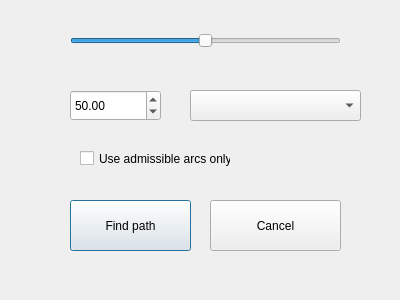
kowalikw/ParkingSimulator, file source/ParkingSimulator/ParkingSimulator/FindPath.ui: the form before one commit.
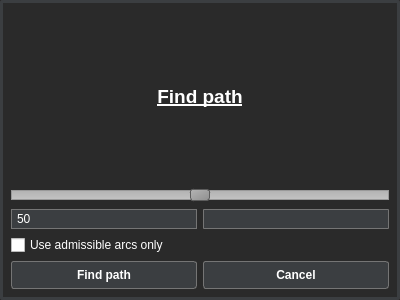
The form after the commit. Icons and pictures are not drawn.

What changed in the file:
```diff
--- a/source/ParkingSimulator/ParkingSimulator/FindPath.ui
+++ b/source/ParkingSimulator/ParkingSimulator/FindPath.ui
@@ -13,90 +13,224 @@
   <property name="windowTitle">
    <string>FindPath</string>
   </property>
-  <widget class="QPushButton" name="btnFindPath">
-   <property name="geometry">
-    <rect>
-     <x>70</x>
-     <y>200</y>
-     <width>121</width>
-     <height>51</height>
-    </rect>
-   </property>
-   <property name="text">
-    <string>Find path</string>
-   </property>
-  </widget>
-  <widget class="QPushButton" name="btnCancel">
-   <property name="geometry">
-    <rect>
-     <x>210</x>
-     <y>200</y>
-     <width>131</width>
-     <height>51</height>
-    </rect>
-   </property>
-   <property name="text">
-    <string>Cancel</string>
-   </property>
-  </widget>
-  <widget class="QDoubleSpinBox" name="expandSizePercent">
-   <property name="geometry">
-    <rect>
-     <x>70</x>
-     <y>90</y>
-     <width>91</width>
-     <height>31</height>
-    </rect>
-   </property>
-   <property name="maximum">
-    <double>100.000000000000000</double>
-   </property>
-   <property name="value">
-    <double>50.000000000000000</double>
-   </property>
-  </widget>
-  <widget class="QComboBox" name="comboBoxAlgorithm">
-   <property name="geometry">
-    <rect>
-     <x>190</x>
-     <y>90</y>
-     <width>171</width>
-     <height>31</height>
-    </rect>
-   </property>
-  </widget>
-  <widget class="QCheckBox" name="checkBoxAdmissibleArcsOnly">
-   <property name="geometry">
-    <rect>
-     <x>80</x>
-     <y>150</y>
-     <width>151</width>
-     <height>17</height>
-    </rect>
-   </property>
-   <property name="text">
-    <string>Use admissible arcs only</string>
-   </property>
-  </widget>
-  <widget class="QSlider" name="sliderCollisionDetectionDensity">
-   <property name="geometry">
-    <rect>
-     <x>70</x>
-     <y>30</y>
-     <width>271</width>
-     <height>22</height>
-    </rect>
-   </property>
-   <property name="maximum">
-    <number>100</number>
-   </property>
-   <property name="value">
-    <number>50</number>
-   </property>
-   <property name="orientation">
-    <enum>Qt::Horizontal</enum>
-   </property>
-  </widget>
+  <property name="styleSheet">
+   <string notr="true">QDialog {
+	background-color: #2a2a2a;
+	border: 3px solid #3b3e41;
+	border-radius: 3px;
+}
+
+QPushButton#btnFindPath, QPushButton#btnCancel {
+    background-color: #3b3e41;
+    border-radius: 3px;
+    border: 1px solid #757575;
+    font: bold 12px;
+	color: white;
+    min-width: 6em;
+    padding: 6px;
+}
+
+QPushButton#btnFindPath:hover, QPushButton#btnCancel:hover {
+    background-color: #85b448;
+	cursor: pointer;
+}
+
+QPushButton#btnFindPath:pressed, QPushButton#btnCancel:pressed {
+    background-color: #d86a39;
+}
+
+QSpinBox {
+    padding-right: 15px; /* make room for the arrows */
+	background-color: #3b3e41;
+    border: 1px solid #757575;
+	border-radius: 0px;
+	padding: 1px 3px;
+	color: white;
+}
+
+QSpinBox::up-button {
+    subcontrol-origin: border;
+    subcontrol-position: top right; /* position at the top right corner */
+    width: 16px; /* 16 + 2*1px border-width = 15px padding + 3px parent border */
+    border: 0px;
+}
+
+QSpinBox::up-arrow {
+    image: url(Resources/arrow_up.png);
+    width: 12px;
+    height: 12px;
+	padding-top: 3px;
+	padding-right: 3px;
+}
+
+QSpinBox::up-arrow:hover {
+	image: url(Resources/arrow_up_hover.png);
+}
+
+QSpinBox::down-button {
+    subcontrol-origin: border;
+    subcontrol-position: bottom right; /* position at bottom right corner */
+    width: 16px;
+    border: 0px;
+    border-top-width: 0;
+}
+
+QSpinBox::down-arrow {
+    image: url(Resources/arrow_down.png);
+    width: 12px;
+    height: 12px;
+	padding-bottom: 3px;
+	padding-right: 3px;
+}
+
+QSpinBox::down-arrow:hover {
+	image: url(Resources/arrow_down_hover.png);
+}
+
+QLabel {
+	color: white;
+}
+
+QComboBox {
+   border: 1px solid #757575;
+	border-radius: 1px;
+	padding: 1px 3px;
+    min-width: 6em;
+	color: #FFFFFF;
+}
+
+QComboBox:editable {
+    background: white;
+}
+
+QComboBox:!editable, QComboBox::drop-down:editable {
+     background: #3b3e41;
+}
+
+QComboBox:!editable:on, QComboBox::drop-down:editable:on {
+    background: #d86a39;
+}
+
+QComboBox:on { /* shift the text when the popup opens */
+    padding-top: 3px;
+    padding-left: 4px;
+	color: white;
+}
+
+QComboBox::drop-down {
+    subcontrol-origin: padding;
+    subcontrol-position: top right;
+    width: 22px;
+	color: white;
+    border-left-width: 1px;
+    border-left-color: transparent;
+    border-left-style: solid; /* just a single line */
+    border-top-right-radius: 3px; /* same radius as the QComboBox */
+    border-bottom-right-radius: 3px;
+}
+
+QComboBox::down-arrow {
+    image: url(Resources/arrow_down.png);
+    width: 12px;
+    height: 12px;
+	padding-top: 0px;
+	padding-right: 0px;
+}
+
+QComboBox::down-arrow:hover {
+    image: url(Resources/arrow_down_hover.png);
+}
+
+QComboBox::down-arrow:on { /* shift the arrow when popup is open */
+    top: 1px;
+    left: 1px;
+}
+QSlider::groove:horizontal {
+    border: 1px solid #999999;
+    height: 8px; /* the groove expands to the size of the slider by default. by giving it a height, it has a fixed size */
+    background: qlineargradient(x1:0, y1:0, x2:0, y2:1, stop:0 #B1B1B1, stop:1 #c4c4c4);
+    margin: 2px 0;
+}
+
+QSlider::handle:horizontal {
+    background: qlineargradient(x1:0, y1:0, x2:1, y2:1, stop:0 #b4b4b4, stop:1 #8f8f8f);
+    border: 1px solid #5c5c5c;
+    width: 18px;
+    margin: -2px 0; /* handle is placed by default on the contents rect of the groove. Expand outside the groove */
+    border-radius: 3px;
+}</string>
+  </property>
+  <layout class="QGridLayout" name="gridLayout">
+   <item row="4" column="0">
+    <widget class="QSpinBox" name="expandSizePercent">
+     <property name="value">
+      <number>50</number>
+     </property>
+    </widget>
+   </item>
+   <item row="4" column="1">
+    <widget class="QComboBox" name="comboBoxAlgorithm"/>
+   </item>
+   <item row="5" column="0" colspan="2">
+    <widget class="QCheckBox" name="checkBoxAdmissibleArcsOnly">
+     <property name="styleSheet">
+      <string notr="true">color: white;</string>
+     </property>
+     <property name="text">
+      <string>Use admissible arcs only</string>
+     </property>
+    </widget>
+   </item>
+   <item row="6" column="0">
+    <widget class="QPushButton" name="btnFindPath">
+     <property name="text">
+      <string>Find path</string>
+     </property>
+    </widget>
+   </item>
+   <item row="6" column="1">
+    <widget class="QPushButton" name="btnCancel">
+     <property name="text">
+      <string>Cancel</string>
+     </property>
+    </widget>
+   </item>
+   <item row="2" column="0" colspan="2">
+    <layout class="QVBoxLayout" name="verticalLayout">
+     <item>
+      <widget class="QLabel" name="label">
+       <property name="font">
+        <font>
+         <pointsize>14</pointsize>
+         <weight>75</weight>
+         <bold>true</bold>
+         <underline>true</underline>
+        </font>
+       </property>
+       <property name="text">
+        <string>Find path</string>
+       </property>
+       <property name="alignment">
+        <set>Qt::AlignCenter</set>
+       </property>
+      </widget>
+     </item>
+     <item>
+      <widget class="QSlider" name="sliderCollisionDetectionDensity">
+       <property name="maximum">
+        <number>100</number>
+       </property>
+       <property name="value">
+        <number>50</number>
+       </property>
+       <property name="orientation">
+        <enum>Qt::Horizontal</enum>
+       </property>
+      </widget>
+     </item>
+    </layout>
+   </item>
+  </layout>
  </widget>
  <layoutdefault spacing="6" margin="11"/>
  <resources/>
```
